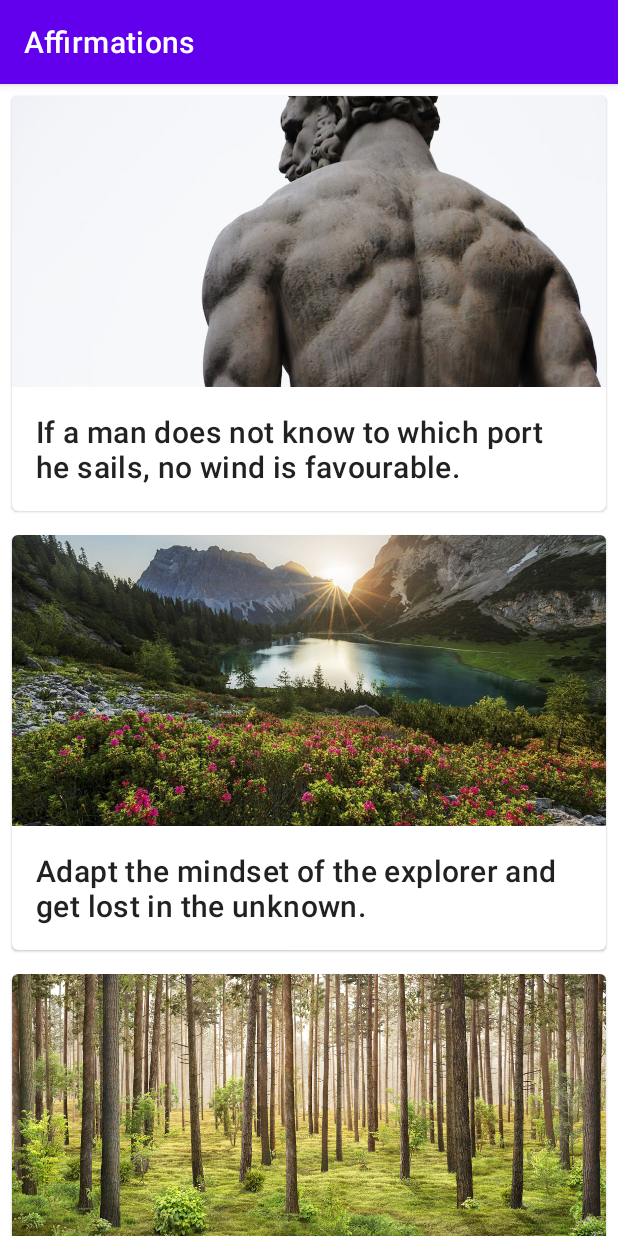
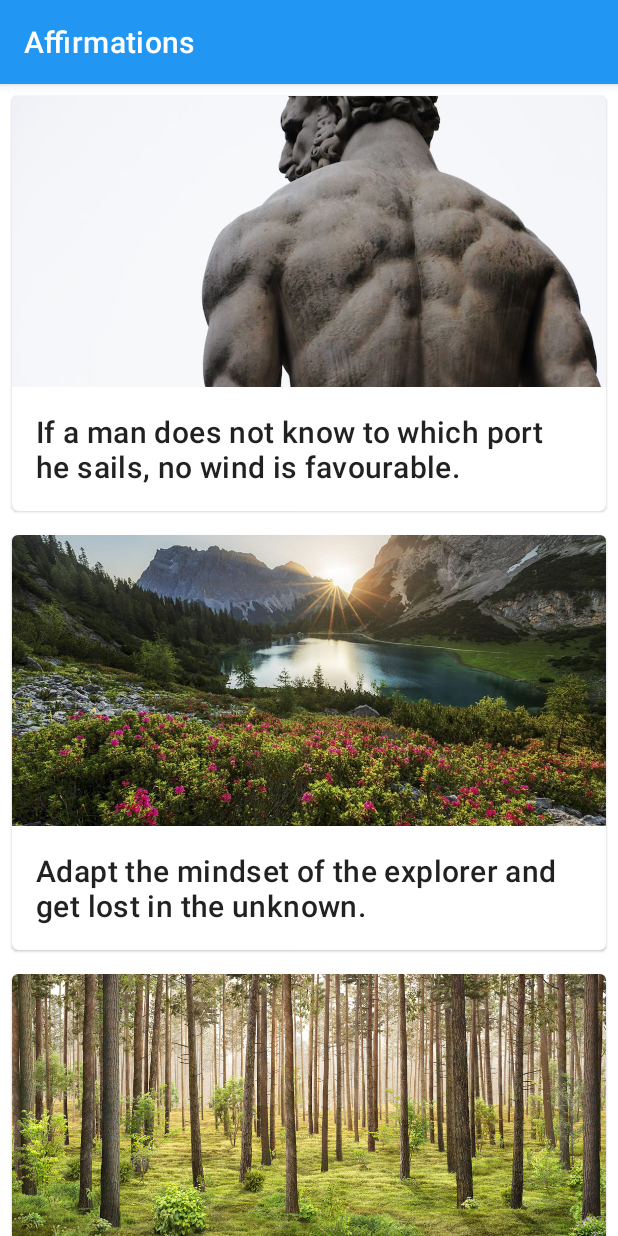
Before and after one commit to zer-ki/Affirmations, an Android app: the screen it shows after launch (MainActivity), on a phone screen of 412 x 824 dp. Run offline under Robolectric (Android 15) with nearby library versions, the phone set to English and light mode, and no system bars.

Commit message:
Change colours

```diff
--- a/app/src/main/res/values-night/themes.xml
+++ b/app/src/main/res/values-night/themes.xml
@@ -2,8 +2,8 @@
     <!-- Base application theme. -->
     <style name="Theme.Affirmations" parent="Theme.MaterialComponents.DayNight.DarkActionBar">
         <!-- Primary brand color. -->
-        <item name="colorPrimary">@color/purple_200</item>
-        <item name="colorPrimaryVariant">@color/purple_700</item>
+        <item name="colorPrimary">@color/blue_200</item>
+        <item name="colorPrimaryVariant">@color/blue_700</item>
         <item name="colorOnPrimary">@color/black</item>
         <!-- Secondary brand color. -->
         <item name="colorSecondary">@color/teal_200</item>
--- a/app/src/main/res/values/colors.xml
+++ b/app/src/main/res/values/colors.xml
@@ -7,4 +7,7 @@
     <color name="teal_700">#FF018786</color>
     <color name="black">#FF000000</color>
     <color name="white">#FFFFFFFF</color>
+    <color name="blue_200">#FF90CAF9</color>
+    <color name="blue_500">#FF2196F3</color>
+    <color name="blue_700">#FF1976D2</color>
 </resources>
--- a/app/src/main/res/values/themes.xml
+++ b/app/src/main/res/values/themes.xml
@@ -2,8 +2,8 @@
     <!-- Base application theme. -->
     <style name="Theme.Affirmations" parent="Theme.MaterialComponents.DayNight.DarkActionBar">
         <!-- Primary brand color. -->
-        <item name="colorPrimary">@color/purple_500</item>
-        <item name="colorPrimaryVariant">@color/purple_700</item>
+        <item name="colorPrimary">@color/blue_500</item>
+        <item name="colorPrimaryVariant">@color/blue_700</item>
         <item name="colorOnPrimary">@color/white</item>
         <!-- Secondary brand color. -->
         <item name="colorSecondary">@color/teal_200</item>
```
